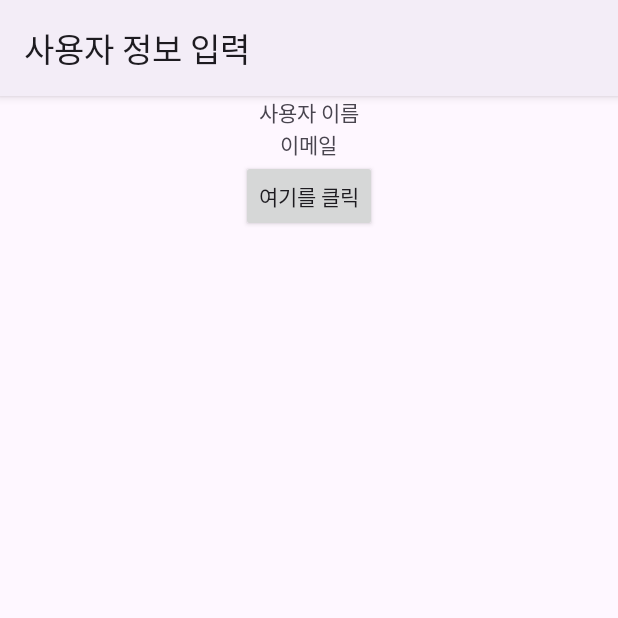
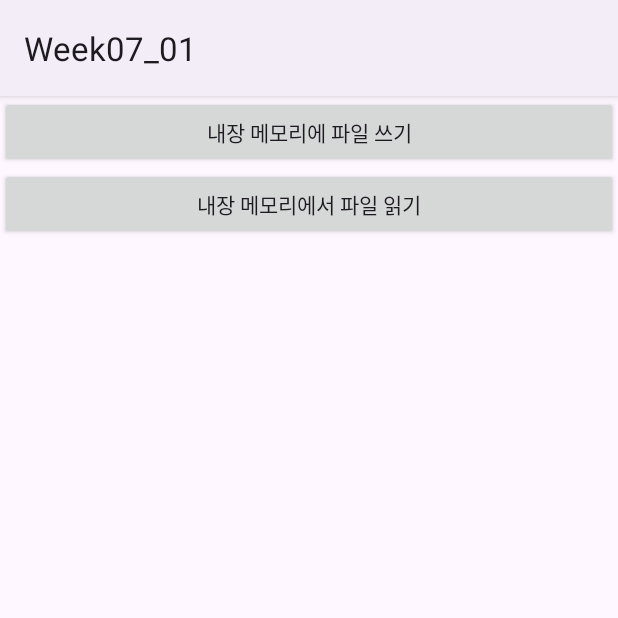
Before and after one commit to jung0115/GNU_MobileProgramming, an Android app: the screen it shows after launch (UserActivity before the commit, FileActivity after it), on a phone screen of 412 x 824 dp, the top half of it. Run offline under Robolectric (Android 15) with nearby library versions, the phone set to English and light mode, and no system bars.

Commit message:
[Week07] #17 - 파일 쓰고 읽기

```diff
--- /dev/null
+++ b/Week07_01/app/src/main/java/jmi/gnu/week07_01/FileActivity.kt
@@ -0,0 +1,50 @@
+package jmi.gnu.week07_01
+
+import android.content.Context
+import androidx.appcompat.app.AppCompatActivity
+import android.os.Bundle
+import android.widget.Toast
+import jmi.gnu.week07_01.databinding.ActivityFileBinding
+import java.io.FileInputStream
+import java.io.FileOutputStream
+import java.io.IOException
+
+class FileActivity : AppCompatActivity() {
+    // ViewBinding Setting
+    private var _binding: ActivityFileBinding? = null
+    private val binding get() = _binding!!
+
+    override fun onCreate(savedInstanceState: Bundle?) {
+        super.onCreate(savedInstanceState)
+
+        // ViewBinding
+        _binding = ActivityFileBinding.inflate(layoutInflater)
+        setContentView(binding.root)
+
+        binding.btnWrite.setOnClickListener {
+            var outf: FileOutputStream = openFileOutput("file.text", Context.MODE_PRIVATE)
+            var str = "쿡북 안드로이드"
+            outf.write(str.toByteArray())
+            outf.close()
+            Toast.makeText(applicationContext, "file.txt가 생성됨", Toast.LENGTH_SHORT).show()
+        }
+
+        binding.btnRead.setOnClickListener {
+            try {
+                var inFs: FileInputStream = openFileInput("file.text")
+                var txt = ByteArray(30)
+                inFs.read(txt)
+                var str = txt.toString(Charsets.UTF_8)
+                Toast.makeText(applicationContext, str, Toast.LENGTH_SHORT).show()
+                inFs.close()
+            } catch (e: IOException) {
+                Toast.makeText(applicationContext, "파일 없음", Toast.LENGTH_SHORT).show()
+            }
+        }
+    }
+
+    override fun onDestroy() {
+        super.onDestroy()
+        _binding = null
+    }
+}
--- a/Week07_01/app/src/main/java/jmi/gnu/week07_01/ToastActivity.kt
+++ b/Week07_01/app/src/main/java/jmi/gnu/week07_01/ToastActivity.kt
@@ -30,7 +30,7 @@ class ToastActivity : AppCompatActivity() {
             var xOffset = (Math.random() * display.width).toInt()
             var yOffset = (Math.random() * display.height).toInt()
 
-            tMsg.setGravity(Gravity.TOP or Gravity.LEFT, xOffset, yOffset)
+            tMsg.setGravity(Gravity.TOP or Gravity.START, xOffset, yOffset)
             tMsg.show()
         }
     }
--- /dev/null
+++ b/Week07_01/app/src/main/res/layout/activity_file.xml
@@ -0,0 +1,22 @@
+<?xml version="1.0" encoding="utf-8"?>
+<LinearLayout xmlns:android="http://schemas.android.com/apk/res/android"
+    xmlns:app="http://schemas.android.com/apk/res-auto"
+    xmlns:tools="http://schemas.android.com/tools"
+    android:layout_width="match_parent"
+    android:layout_height="match_parent"
+    tools:context=".FileActivity"
+    android:orientation="vertical">
+
+    <android.widget.Button
+        android:id="@+id/btnWrite"
+        android:layout_width="match_parent"
+        android:layout_height="wrap_content"
+        android:text="내장 메모리에 파일 쓰기"/>
+
+    <android.widget.Button
+        android:id="@+id/btnRead"
+        android:layout_width="match_parent"
+        android:layout_height="wrap_content"
+        android:text="내장 메모리에서 파일 읽기"/>
+
+</LinearLayout>
```
Also changed, not shown: Week07_01/app/src/main/AndroidManifest.xml (+7 -3 lines).
